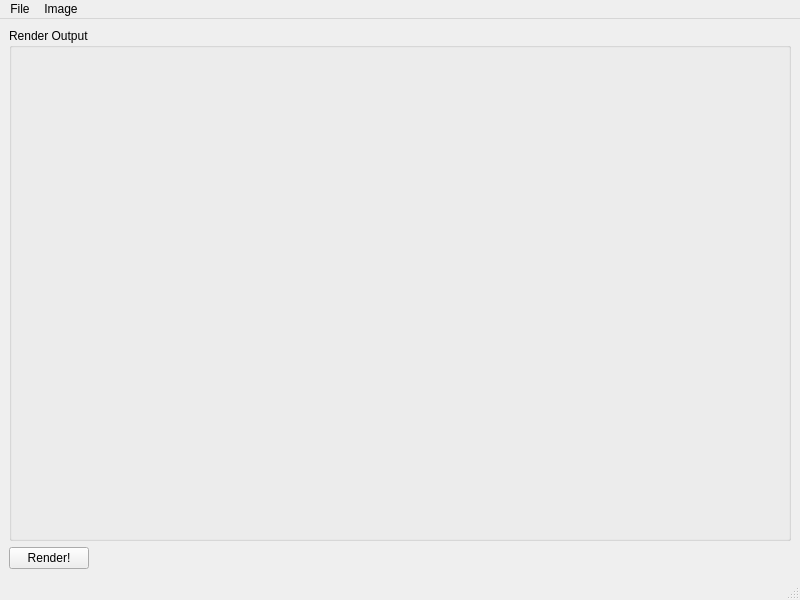
First picture: the form in windowbase.ui, repository boiko/yafaray-qt, before the edit.
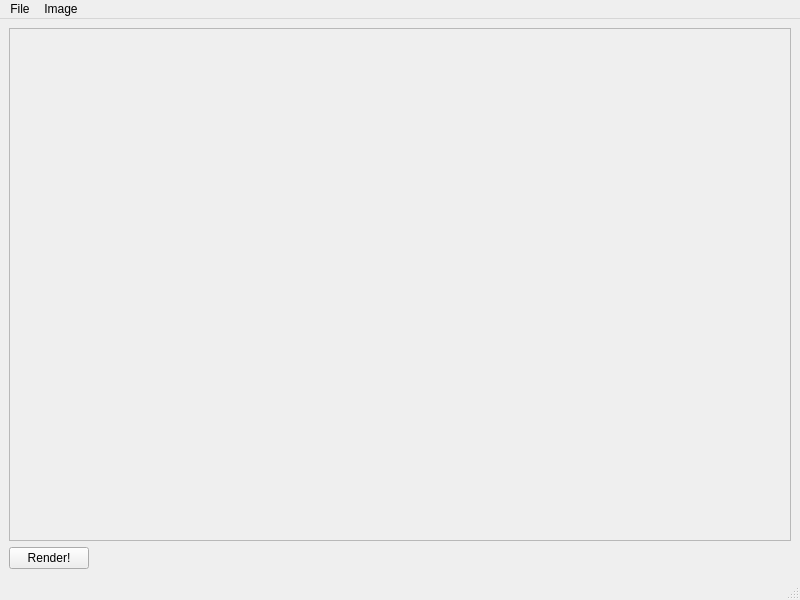
Second picture: the form after the edit.

```diff
--- a/windowbase.ui
+++ b/windowbase.ui
@@ -23,16 +23,20 @@
    </property>
    <layout class="QVBoxLayout" name="verticalLayout" >
     <item>
-     <widget class="QGroupBox" name="renderGroup" >
-      <property name="sizePolicy" >
-       <sizepolicy vsizetype="Expanding" hsizetype="Expanding" >
-        <horstretch>0</horstretch>
-        <verstretch>0</verstretch>
-       </sizepolicy>
+     <widget class="QScrollArea" name="renderArea" >
+      <property name="widgetResizable" >
+       <bool>true</bool>
       </property>
-      <property name="title" >
-       <string>Render Output</string>
-      </property>
+      <widget class="QWidget" name="scrollAreaWidgetContents" >
+       <property name="geometry" >
+        <rect>
+         <x>0</x>
+         <y>0</y>
+         <width>772</width>
+         <height>486</height>
+        </rect>
+       </property>
+      </widget>
      </widget>
     </item>
     <item>
```
Left out of the diff: 3 changed lines with no effect on the pictures.
